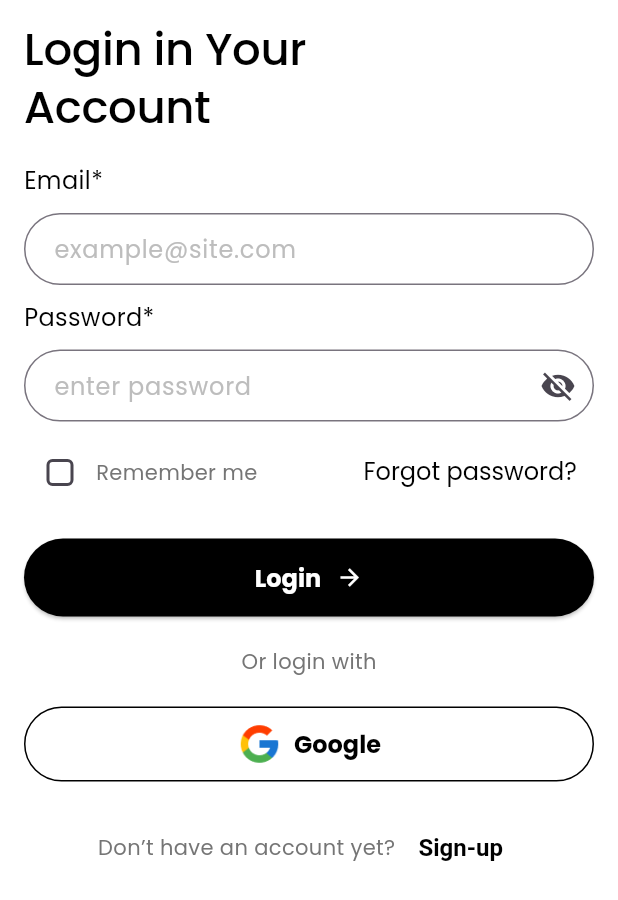
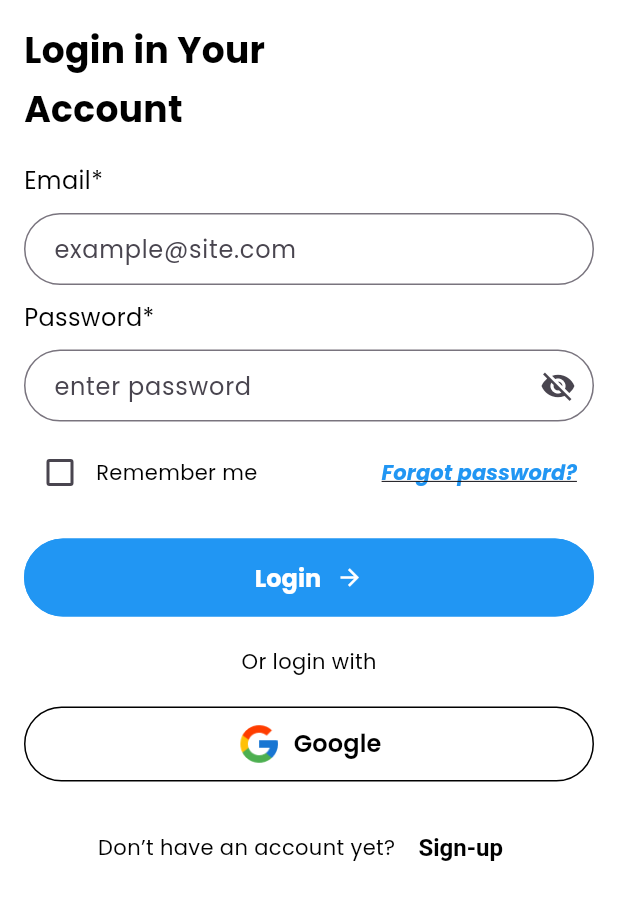
Before and after one commit to CNShreyaMehta/flutterDemoApp, a Flutter app: the screen it shows after launch, on a phone screen of 412 x 824 dp. Shown: the top 900 px of the screen. Run offline on Flutter 3.47's test engine with Material 3 defaults, Android fonts, the phone set to English and light mode, and no system bars; our stand-ins replace curved_navigation_bar, flutter_otp_text_field, fluttertoast, get, get_storage, google_fonts and 4 more.

Commit message:
[NEW] : theme,utility setup

```diff
--- a/lib/main.dart
+++ b/lib/main.dart
@@ -1,150 +1,6 @@
-import 'package:demo_app/presentation/controllers/login_controller.dart';
-import 'package:demo_app/presentation/routes/app_pages.dart';
-import 'package:demo_app/presentation/screens/home_screen.dart';
-import 'package:demo_app/presentation/screens/login_screen.dart';
+import 'package:demo_app/my_app.dart';
 import 'package:flutter/material.dart';
-import 'package:get/get.dart';
-import 'package:google_fonts/google_fonts.dart';
 
 void main() {
-  runApp( MyApp());
+  runApp(MyApp());
 }
-
-class MyApp extends StatelessWidget {
-   MyApp({super.key});
-  final LoginController authController = Get.put(LoginController());
-
-  @override
-  Widget build(BuildContext context) {
-    return GetMaterialApp(
-      debugShowCheckedModeBanner: false,
-      title: 'Flutter GetX Example',
-      initialRoute: AppPages.beforeAuthentication,
-      getPages: AppPages.routes,
-      theme: _buildAppTheme(), // Apply the custom theme
-      darkTheme: ThemeData.dark(),  // Define dark theme
-      themeMode: ThemeMode.light,  // Default theme mode
-      home:
-      FutureBuilder(
-        future: authController.checkAuthToken(), // Check token on app startup
-        builder: (context, snapshot) {
-          // Show a loading indicator while token is being checked
-          if (snapshot.connectionState == ConnectionState.waiting) {
-            return const Center(child: CircularProgressIndicator());
-          }
-          // If logged in, show Home screen, otherwise show Login screen
-          return   Obx(() =>  authController.isLoggedIn.value ? const HomeScreen() :  const LoginScreen());
-        },
-      ),
-
-    );
-  }
-  ThemeData _buildAppTheme() {
-    final baseTheme = ThemeData.light();
-
-    return baseTheme.copyWith(
-      primaryColor: Colors.black,
-      hintColor: Colors.black,
-      scaffoldBackgroundColor: Colors.white,
-      textTheme: _buildTextTheme(baseTheme.textTheme),
-      inputDecorationTheme: _buildInputDecorationTheme(),
-      elevatedButtonTheme: _buildElevatedButtonTheme(),
-      outlinedButtonTheme: _buildOutlinedButtonTheme(),
-      checkboxTheme: CheckboxThemeData(
-        shape: RoundedRectangleBorder(
-          borderRadius: BorderRadius.circular(4),
-        ),
-      ),
-      iconTheme: const IconThemeData(
-        color: Colors.black,
-      ),
-      dialogTheme: DialogTheme(
-        shape: RoundedRectangleBorder(
-          borderRadius: BorderRadius.circular(16),
-        ),
-      ),
-    );
-  }
-
- TextTheme _buildTextTheme(TextTheme base) {
-    return base.copyWith(
-      displayLarge: GoogleFonts.poppins(
-      fontSize: 30,
-      fontWeight: FontWeight.w500,
-      color: Colors.black,
-    ),
-      displayMedium: GoogleFonts.poppins(
-      fontSize: 16,
-      color: const Color.fromARGB(255, 76, 75, 75),
-    ),
-      displaySmall: const TextStyle(
-        fontSize: 16,
-        color: Colors.black,
-        fontFamily: 'Poppins',
-      ),
-      bodyMedium: TextStyle(
-        fontSize: 14,
-        color: Colors.grey[600],
-        fontFamily: 'Poppins',
-      ),
-      labelLarge: const TextStyle(
-        fontSize: 16,
-        fontWeight: FontWeight.bold,
-        color: Colors.white,
-        fontFamily: 'Poppins',
-      ),
-    );
-  }
-
-  InputDecorationTheme _buildInputDecorationTheme() {
-    return InputDecorationTheme(
-      contentPadding: const EdgeInsets.symmetric(vertical: 12, horizontal: 16),
-      border: OutlineInputBorder(
-        borderRadius: BorderRadius.circular(30),
-        borderSide: const BorderSide(color: Colors.grey),
-      ),
-      focusedBorder: OutlineInputBorder(
-        borderRadius: BorderRadius.circular(30),
-        borderSide: const BorderSide(color: Colors.black),
-      ),
-      hintStyle: TextStyle(
-        color: Colors.grey[400],
-        fontFamily: 'Poppins',
-      ),
-    );
-  }
-
-  ElevatedButtonThemeData _buildElevatedButtonTheme() {
-    return ElevatedButtonThemeData(
-      style: ElevatedButton.styleFrom(
-        foregroundColor: Colors.white, backgroundColor: Colors.black,
-        padding: const EdgeInsets.symmetric(vertical: 14),
-        shape: RoundedRectangleBorder(
-          borderRadius: BorderRadius.circular(30),
-        ),
-        textStyle: const TextStyle(
-          fontSize: 16,
-          fontWeight: FontWeight.bold,
-          fontFamily: 'Poppins',
-        ),
-      ),
-    );
-  }
-
-  OutlinedButtonThemeData _buildOutlinedButtonTheme() {
-    return OutlinedButtonThemeData(
-      style: OutlinedButton.styleFrom(
-        foregroundColor: Colors.black, side: const BorderSide(color: Colors.black),
-        padding: const EdgeInsets.symmetric(vertical: 14),
-        shape: RoundedRectangleBorder(
-          borderRadius: BorderRadius.circular(30),
-        ),
-        textStyle: const TextStyle(
-          fontSize: 16,
-          fontWeight: FontWeight.bold,
-          fontFamily: 'Poppins',
-        ),
-      ),
-    );
-  }
-}
--- /dev/null
+++ b/lib/my_app.dart
@@ -0,0 +1,38 @@
+import 'package:demo_app/presentation/controllers/login_controller.dart';
+import 'package:demo_app/presentation/routes/app_pages.dart';
+import 'package:demo_app/presentation/screens/home_screen.dart';
+import 'package:demo_app/presentation/screens/login_screen.dart';
+import 'package:demo_app/presentation/utils/theme/theme.dart';
+import 'package:flutter/material.dart';
+import 'package:get/get.dart';
+
+class MyApp extends StatelessWidget {
+  MyApp({super.key});
+  final LoginController authController = Get.put(LoginController());
+
+  @override
+  Widget build(BuildContext context) {
+    return GetMaterialApp(
+      debugShowCheckedModeBanner: false,
+      title: 'Flutter Example App',
+      initialRoute: AppPages.beforeAuthentication,
+      getPages: AppPages.routes,
+      theme: TAppTheme.lightTheme,
+      darkTheme: TAppTheme.darkTheme,
+      themeMode: ThemeMode.system,
+      home: FutureBuilder(
+        future: authController.checkAuthToken(), // Check token on app startup
+        builder: (context, snapshot) {
+          // Show a loading indicator while token is being checked
+          if (snapshot.connectionState == ConnectionState.waiting) {
+            return const Center(child: CircularProgressIndicator());
+          }
+          // If logged in, show Home screen, otherwise show Login screen
+          return Obx(() => authController.isLoggedIn.value
+              ? const HomeScreen()
+              : const LoginScreen());
+        },
+      ),
+    );
+  }
+}
--- a/lib/presentation/constants/text_strings.dart
+++ /dev/null
@@ -1,3 +0,0 @@
-
-
-const String appName = "Demo App";
--- a/lib/presentation/screens/login_screen.dart
+++ b/lib/presentation/screens/login_screen.dart
@@ -30,14 +30,20 @@ class _LoginScreenState extends State<LoginScreen> {
             child: Column(
               crossAxisAlignment: CrossAxisAlignment.start,
               children: [
-                Text(
+                const Text(
                   "Login in Your",
-                  style: Theme.of(context).textTheme.displayLarge,
+                  style:TextStyle(
+                    fontSize: 24,
+                    fontWeight: FontWeight.bold,
+                  ),
                 ),
                 const SizedBox(height: 5),
-                Text(
+                const Text(
                   "Account",
-                  style: Theme.of(context).textTheme.displayLarge,
+                  style: TextStyle(
+                    fontSize: 24,
+                    fontWeight: FontWeight.bold,
+                  ),
                 ),
                 const SizedBox(height: 20),
                 // _buildTextField("Email*", "example@site.com",
@@ -94,9 +100,16 @@ class _LoginScreenState extends State<LoginScreen> {
                       onPressed: () {
                         Get.offNamed(AppRoutes.forgotPassword);
                       },
-                      child: Text(
+                      child: const Text(
                         "Forgot password?",
-                        style: Theme.of(context).textTheme.displaySmall,
+                        style: TextStyle(
+                          color: Colors.blue,
+                          decoration: TextDecoration.underline,
+                          fontWeight: FontWeight.bold,
+                          fontSize: 14,
+                          fontStyle: FontStyle.italic,
+
+                        ),
                       ),
                     ),
                   ],
--- /dev/null
+++ b/lib/presentation/utils/constants/formatter.dart
@@ -0,0 +1,4 @@
+class TFormatter {
+
+
+}
--- /dev/null
+++ b/lib/presentation/utils/theme/custom_theme/elevated_button_theme.dart
@@ -0,0 +1,44 @@
+import 'package:flutter/material.dart';
+
+class TElevatedButtonTheme {
+  TElevatedButtonTheme._();
+
+  /// -- Light Elevated Button Theme -- ///
+  static final lightElevatedButtonTheme = ElevatedButtonThemeData(
+    style: ElevatedButton.styleFrom(
+      elevation: 0,
+      foregroundColor: Colors.white,
+      backgroundColor: Colors.blue,
+      disabledBackgroundColor: Colors.grey,
+      disabledForegroundColor: Colors.grey,
+      side: const BorderSide(color: Colors.blue),
+      padding: const EdgeInsets.symmetric(vertical: 14),
+      shape: RoundedRectangleBorder(
+        borderRadius: BorderRadius.circular(30),
+      ),
+      textStyle: const TextStyle(
+        fontSize: 16,
+        fontWeight: FontWeight.bold,
+        fontFamily: 'Poppins',
+      ),
+    ),
+  );
+
+  /// -- Dark Elevated Button Theme -- ///
+  static final darkElevatedButtonTheme = ElevatedButtonThemeData(
+    style: ElevatedButton.styleFrom(
+      foregroundColor: Colors.white,
+      backgroundColor: Colors.blue,
+      padding: const EdgeInsets.symmetric(vertical: 14),
+      shape: RoundedRectangleBorder(
+        borderRadius: BorderRadius.circular(30),
+      ),
+      side: const BorderSide(color: Colors.blue),
+      textStyle: const TextStyle(
+        fontSize: 16,
+        fontWeight: FontWeight.bold,
+        fontFamily: 'Poppins',
+      ),
+    ),
+  );
+}
--- /dev/null
+++ b/lib/presentation/utils/theme/custom_theme/text_theme.dart
@@ -0,0 +1,41 @@
+import 'package:flutter/material.dart';
+
+class TTextTheme {
+  TTextTheme._();
+
+  static TextTheme lightTextTheme = TextTheme(
+    headlineLarge: const TextStyle().copyWith(fontSize: 32, fontWeight: FontWeight.bold, color: Colors.black),
+    headlineMedium: const TextStyle().copyWith(fontSize: 24, fontWeight: FontWeight.w600, color: Colors.black),
+    headlineSmall: const TextStyle().copyWith(fontSize: 20, fontWeight: FontWeight.w200, color: Colors.black),
+
+    titleLarge: const TextStyle().copyWith(fontSize: 16, fontWeight: FontWeight.w600, color: Colors.black),
+    titleMedium: const TextStyle().copyWith(fontSize: 14, fontWeight: FontWeight.w400, color: Colors.black),
+    titleSmall: const TextStyle().copyWith(fontSize: 12, fontWeight: FontWeight.w200, color: Colors.black),
+
+    bodyLarge: const TextStyle().copyWith(fontSize: 16, fontWeight: FontWeight.w400, color: Colors.black),
+    bodyMedium: const TextStyle().copyWith(fontSize: 14, fontWeight: FontWeight.w400, color: Colors.black),
+    bodySmall: const TextStyle().copyWith(fontSize: 12, fontWeight: FontWeight.w200, color: Colors.black),
+
+    labelLarge: const TextStyle().copyWith(fontSize: 16, fontWeight: FontWeight.w600, color: Colors.black),
+    labelMedium: const TextStyle().copyWith(fontSize: 14, fontWeight: FontWeight.w400, color: Colors.black),
+    labelSmall: const TextStyle().copyWith(fontSize: 12, fontWeight: FontWeight.w200, color: Colors.black),
+  );
+
+  static TextTheme darkTextTheme = TextTheme(
+    headlineLarge: const TextStyle().copyWith(fontSize: 32, fontWeight: FontWeight.bold, color: Colors.white),
+    headlineMedium: const TextStyle().copyWith(fontSize: 24, fontWeight: FontWeight.w600, color: Colors.white),
+    headlineSmall: const TextStyle().copyWith(fontSize: 20, fontWeight: FontWeight.w200, color: Colors.white),
+
+    titleLarge: const TextStyle().copyWith(fontSize: 16, fontWeight: FontWeight.w600, color: Colors.white),
+    titleMedium: const TextStyle().copyWith(fontSize: 14, fontWeight: FontWeight.w400, color: Colors.white),
+    titleSmall: const TextStyle().copyWith(fontSize: 12, fontWeight: FontWeight.w200, color: Colors.white),
+
+    bodyLarge: const TextStyle().copyWith(fontSize: 16, fontWeight: FontWeight.w400, color: Colors.white),
+    bodyMedium: const TextStyle().copyWith(fontSize: 14, fontWeight: FontWeight.w400, color: Colors.white),
+    bodySmall: const TextStyle().copyWith(fontSize: 12, fontWeight: FontWeight.w200, color: Colors.white),
+
+    labelLarge: const TextStyle().copyWith(fontSize: 16, fontWeight: FontWeight.w600, color: Colors.white),
+    labelMedium: const TextStyle().copyWith(fontSize: 14, fontWeight: FontWeight.w400, color: Colors.white),
+    labelSmall: const TextStyle().copyWith(fontSize: 12, fontWeight: FontWeight.w200, color: Colors.white),
+  );
+}
--- /dev/null
+++ b/lib/presentation/utils/theme/theme.dart
@@ -0,0 +1,28 @@
+
+import 'package:demo_app/presentation/utils/theme/custom_theme/elevated_button_theme.dart';
+import 'package:demo_app/presentation/utils/theme/custom_theme/text_theme.dart';
+import 'package:flutter/material.dart';
+import 'package:google_fonts/google_fonts.dart';
+
+class TAppTheme {
+   TAppTheme._();
+
+  static ThemeData lightTheme = ThemeData(
+    useMaterial3: true,
+    fontFamily: GoogleFonts.poppins().fontFamily,
+    brightness: Brightness.light,
+    primaryColor: Colors.blue,
+    scaffoldBackgroundColor: Colors.white,
+    textTheme: TTextTheme.lightTextTheme,
+    elevatedButtonTheme: TElevatedButtonTheme.lightElevatedButtonTheme,
+  );
+  static ThemeData darkTheme = ThemeData(
+    useMaterial3: true,
+    fontFamily: GoogleFonts.poppins().fontFamily,
+    brightness: Brightness.dark,
+    primaryColor: Colors.blue,
+    scaffoldBackgroundColor: Colors.black,
+    textTheme: TTextTheme.darkTextTheme,
+    elevatedButtonTheme: TElevatedButtonTheme.darkElevatedButtonTheme,
+  );
+}
--- a/pubspec.yaml
+++ b/pubspec.yaml
@@ -49,6 +49,7 @@ dependencies:
   smooth_page_indicator: ^1.2.0+3
   liquid_swipe: ^3.1.0
   image_picker: ^1.1.2
+  logger: ^2.4.0
 
 dev_dependencies:
   flutter_test:
```
Also changed, not shown: lib/presentation/constants/colors.dart (deleted, +0 -8 lines), lib/presentation/constants/image_strings.dart (deleted, +0 -8 lines), lib/presentation/screens/on_boarding_screen.dart (+6 -6 lines), lib/presentation/utils/constants/colors.dart (added, +16 -0 lines), lib/presentation/utils/constants/device_utility.dart (added, +26 -0 lines), lib/presentation/utils/constants/image_strings.dart (added, +8 -0 lines), lib/presentation/utils/constants/size.dart (added, +27 -0 lines), lib/presentation/utils/constants/text_strings.dart (added, +12 -0 lines), lib/presentation/utils/helpers/helper_function.dart (added, +9 -0 lines), lib/presentation/utils/helpers/pricing_calculator.dart (added), pubspec.lock, 49 other files.
